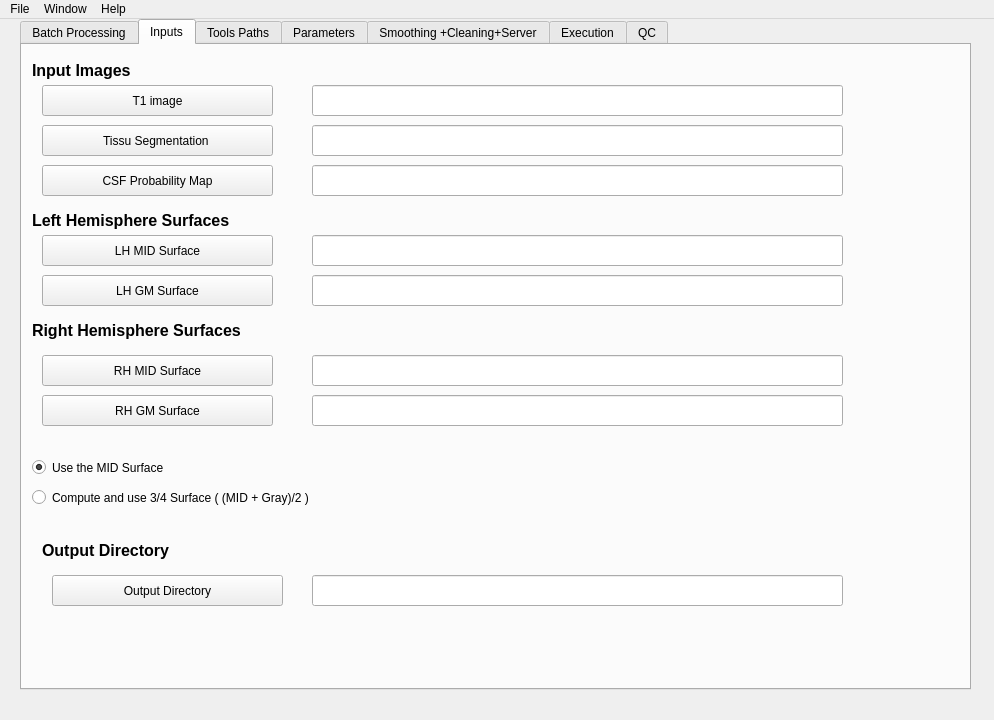
Old version of the form src/app/csfwindow.ui in the repository tahya-deddah/Local_EACSF.
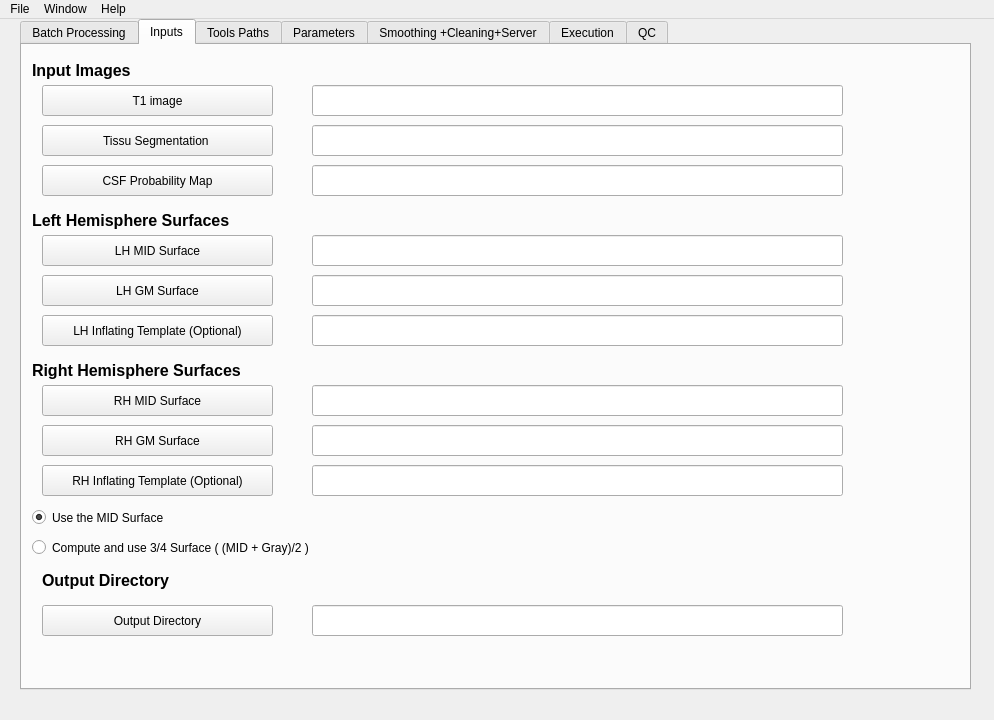
New version of the form. The open tabs and pages were chosen to show the change.

Diff of the .ui file:
```diff
--- a/src/app/csfwindow.ui
+++ b/src/app/csfwindow.ui
@@ -540,7 +540,7 @@
       <property name="geometry">
        <rect>
         <x>10</x>
-        <y>270</y>
+        <y>310</y>
         <width>281</width>
         <height>31</height>
        </rect>
@@ -553,7 +553,7 @@
       <property name="geometry">
        <rect>
         <x>20</x>
-        <y>310</y>
+        <y>340</y>
         <width>231</width>
         <height>31</height>
        </rect>
@@ -566,7 +566,7 @@
       <property name="geometry">
        <rect>
         <x>290</x>
-        <y>310</y>
+        <y>340</y>
         <width>531</width>
         <height>31</height>
        </rect>
@@ -576,7 +576,7 @@
       <property name="geometry">
        <rect>
         <x>20</x>
-        <y>350</y>
+        <y>380</y>
         <width>231</width>
         <height>31</height>
        </rect>
@@ -589,7 +589,7 @@
       <property name="geometry">
        <rect>
         <x>290</x>
-        <y>350</y>
+        <y>380</y>
         <width>531</width>
         <height>31</height>
        </rect>
@@ -599,7 +599,7 @@
       <property name="geometry">
        <rect>
         <x>20</x>
-        <y>490</y>
+        <y>520</y>
         <width>171</width>
         <height>31</height>
        </rect>
@@ -611,8 +611,8 @@
      <widget class="QPushButton" name="output_directory">
       <property name="geometry">
        <rect>
-        <x>30</x>
-        <y>530</y>
+        <x>20</x>
+        <y>560</y>
         <width>231</width>
         <height>31</height>
        </rect>
@@ -625,7 +625,7 @@
       <property name="geometry">
        <rect>
         <x>290</x>
-        <y>530</y>
+        <y>560</y>
         <width>531</width>
         <height>31</height>
        </rect>
@@ -635,7 +635,7 @@
       <property name="geometry">
        <rect>
         <x>10</x>
-        <y>410</y>
+        <y>460</y>
         <width>201</width>
         <height>25</height>
        </rect>
@@ -651,7 +651,7 @@
       <property name="geometry">
        <rect>
         <x>10</x>
-        <y>440</y>
+        <y>490</y>
         <width>371</width>
         <height>25</height>
        </rect>
@@ -660,6 +660,52 @@
        <string>Compute and use 3/4 Surface ( (MID + Gray)/2 ) </string>
       </property>
      </widget>
+     <widget class="QPushButton" name="LH_Inflating_Template">
+      <property name="geometry">
+       <rect>
+        <x>20</x>
+        <y>270</y>
+        <width>231</width>
+        <height>31</height>
+       </rect>
+      </property>
+      <property name="text">
+       <string>LH Inflating Template (Optional)</string>
+      </property>
+     </widget>
+     <widget class="QLineEdit" name="lineEdit_LH_Inflating_Template">
+      <property name="geometry">
+       <rect>
+        <x>290</x>
+        <y>270</y>
+        <width>531</width>
+        <height>31</height>
+       </rect>
+      </property>
+     </widget>
+     <widget class="QPushButton" name="RH_Inflating_Template">
+      <property name="geometry">
+       <rect>
+        <x>20</x>
+        <y>420</y>
+        <width>231</width>
+        <height>31</height>
+       </rect>
+      </property>
+      <property name="text">
+       <string>RH Inflating Template (Optional)</string>
+      </property>
+     </widget>
+     <widget class="QLineEdit" name="lineEdit_RH_Inflating_Template">
+      <property name="geometry">
+       <rect>
+        <x>290</x>
+        <y>420</y>
+        <width>531</width>
+        <height>31</height>
+       </rect>
+      </property>
+     </widget>
     </widget>
     <widget class="QWidget" name="tab_executables">
      <attribute name="title">
```
Left out of the diff: 18 changed lines with no effect on the pictures.
